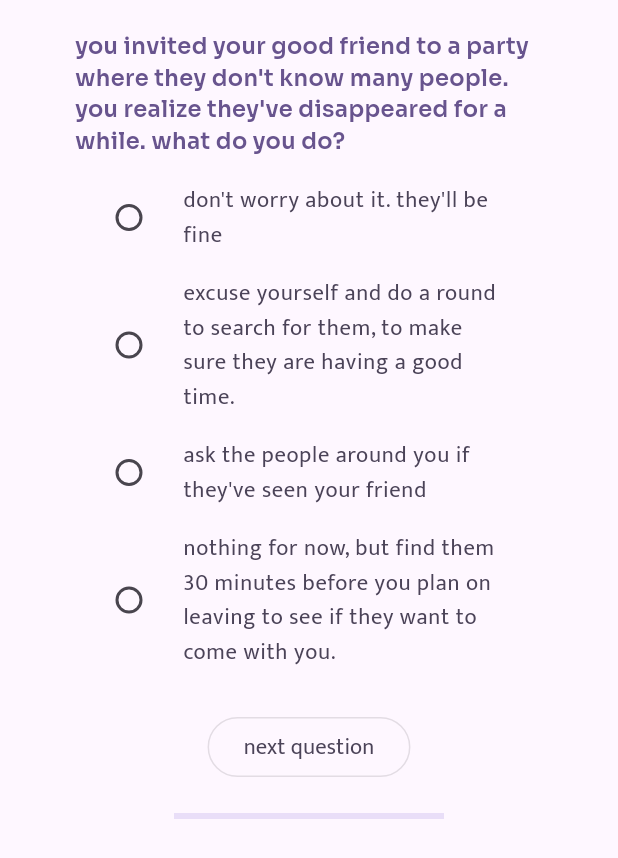
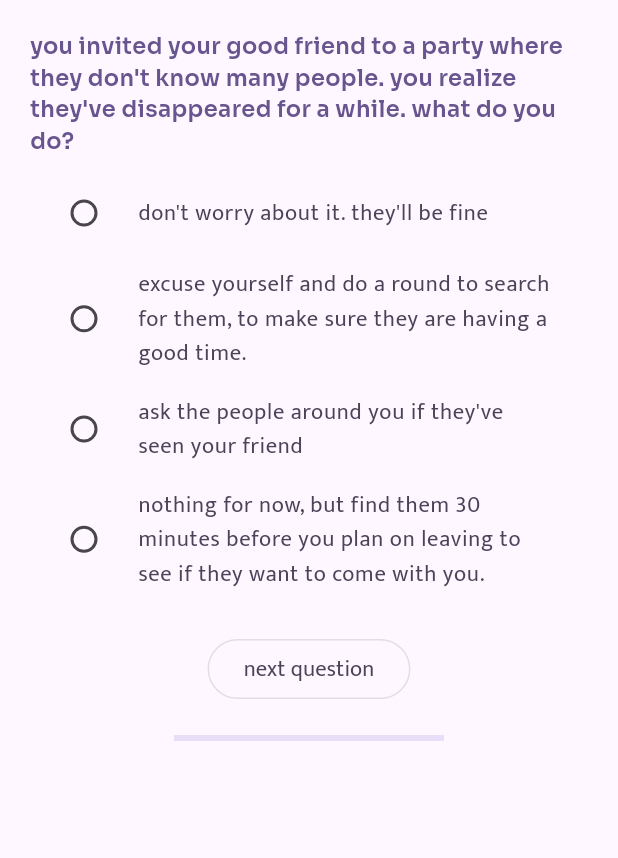
Before and after one commit to lorkor/amdb, a Flutter app: the QuizQuestion widget shown alone on an empty page, opened directly, on a phone screen of 412 x 824 dp. Shown: the top 858 px of the screen. Run offline on Flutter 3.47's test engine with Material 3 defaults, Android fonts, the phone set to English and light mode, and no system bars.

Commit message:
add camping question, tweak padding, and fix bug that can yield unknown secondary result

```diff
--- a/lib/constants.dart
+++ b/lib/constants.dart
@@ -9,11 +9,12 @@ const resultPageId = 'result';
 
 // Styling Constants.
 const headerWidth = 700.0;
-const headerPadding = EdgeInsets.only(top: 20.0, bottom: 10.0, right: 50.0, left: 50.0);
+const headerPadding = EdgeInsets.only(top: 20.0, bottom: 10.0, right: 20.0, left: 20.0);
 
 const bodyWidth = 600.0;
-const bodyPadding = EdgeInsets.only(top:10.0, right: 50.0, left: 50.0);
-const resultBodyPadding = EdgeInsets.only(top:20.0, right: 50.0, left: 50.0);
+const bodyPadding = EdgeInsets.only(top:10.0, right: 20.0, left: 20.0);
+const questionBodyPadding = EdgeInsets.only(right: 20.0, left: 20.0);
+const resultBodyPadding = EdgeInsets.only(top:20.0, right: 20.0, left: 20.0);
 const buttonPadding = EdgeInsets.only(top:20.0);
 
 // Data constants.
--- a/lib/main.dart
+++ b/lib/main.dart
@@ -92,7 +92,7 @@ class AppState extends ChangeNotifier {
     for (MapEntry<Category, double> categoryResult in results.entries) {
       var score = categoryResult.value;
       var category = categoryResult.key;
-      if (score > maxValue && category != ignoreCategory) {
+      if (score >= maxValue && category != ignoreCategory) {
         maxValue = score;
         bestCategory = category;
       }
--- a/lib/question_data.dart
+++ b/lib/question_data.dart
@@ -33,7 +33,7 @@ final quizContent = [
             'you ask if anyone needs help with planning logistics',
             {Category.amoeba: 1.0})
       ]),
-      QuestionData(
+  QuestionData(
       'you have guests visiting you from out of town. what\'s your hosting style?',
       [
         MultipleChoiceSelection(
@@ -49,4 +49,20 @@ final quizContent = [
             'play by ear, you\'ll figure things out when they arrive',
             {Category.amoeba: 1.0})
       ]),
+      QuestionData(
+      'you\'re planning a camping trip with friends and are tasked with contributoring something to share for dinner. what do you bring?',
+      [
+        MultipleChoiceSelection(
+            'a bagged salad. healthy and quick!',
+            {Category.baby: 1.0}),
+        MultipleChoiceSelection(
+            'ingredients from the farmers market; this is the perfect opportunity to try a new recipe',
+            {Category.mommy: 1.0}),
+        MultipleChoiceSelection(
+            'coals for setting up the grill',
+            {Category.daddy: 1.0}),
+        MultipleChoiceSelection(
+            'stop at a grocery store en route and grab something that looks yummy',
+            {Category.amoeba: 1.0})
+      ]),
 ];
--- a/lib/question_widget.dart
+++ b/lib/question_widget.dart
@@ -7,10 +7,7 @@ import 'package:amdb/question_data.dart';
 import 'package:amdb/question.dart';
 
 const headerWidth = 700.0;
-const headerPadding =
-    EdgeInsets.only(top: 20.0, bottom: 10.0, right: 50.0, left: 50.0);
 const bodyWidth = 600.0;
-const bodyPadding = EdgeInsets.only(right: 50.0, left: 50.0);
 
 class QuizQuestion extends StatefulWidget {
   @override
@@ -66,7 +63,7 @@ class _QuizQuestionState extends State<QuizQuestion> {
               style: getQuestionTextStyle(theme))),
       Container(
           width: bodyWidth,
-          padding: bodyPadding,
+          padding: questionBodyPadding,
           child: Column(
               crossAxisAlignment: CrossAxisAlignment.center,
               children: columnChildren)),
@@ -84,7 +81,7 @@ class _QuizQuestionState extends State<QuizQuestion> {
           )),
       Container(
           width: 180,
-          padding: EdgeInsets.only(top: 20.0),
+          padding: buttonPadding,
           child:
               LinearProgressIndicator(value: appState.getProgressPercentage()))
     ]);
--- a/lib/result_page_widget.dart
+++ b/lib/result_page_widget.dart
@@ -1,4 +1,3 @@
-import 'package:amdb/page_widget.dart';
 import 'package:amdb/text_style.dart';
 import 'package:flutter/material.dart';
 import 'package:amdb/constants.dart';
--- a/lib/text_style.dart
+++ b/lib/text_style.dart
@@ -1,5 +1,4 @@
 import 'package:flutter/material.dart';
-import 'package:google_fonts/google_fonts.dart';
 
 TextStyle getHeaderTextStyle(ThemeData theme) {
   return TextStyle(
```
Also changed, not shown: 1 other file.
